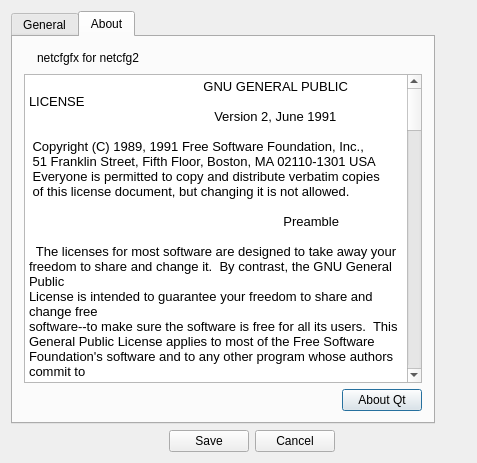
Qt form src/netcfgfx_options.ui (admiral0/netcfgfx) before a commit.
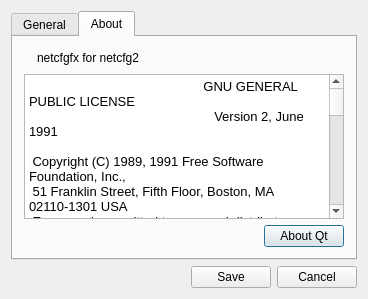
The same form after that commit. The open tabs and pages were chosen to show the change. Icons and pictures are not drawn.

Commit message: Fixed resources and some layout problems

Diff of the .ui file:
```diff
--- a/src/netcfgfx_options.ui
+++ b/src/netcfgfx_options.ui
@@ -6,10 +6,16 @@
    <rect>
     <x>0</x>
     <y>0</y>
-    <width>477</width>
-    <height>463</height>
+    <width>368</width>
+    <height>299</height>
    </rect>
   </property>
+  <property name="minimumSize">
+   <size>
+    <width>368</width>
+    <height>299</height>
+   </size>
+  </property>
   <property name="windowTitle">
    <string>Options</string>
   </property>
@@ -17,10 +23,10 @@
    <iconset resource="../resources/images.qrc">
     <normaloff>:/netcfgfx_main_icon.png</normaloff>:/netcfgfx_main_icon.png</iconset>
   </property>
-  <layout class="QFormLayout" name="formLayout">
-   <item row="0" column="0">
-    <layout class="QFormLayout" name="formLayout_2">
-     <item row="0" column="0">
+  <layout class="QVBoxLayout" name="verticalLayout_2">
+   <item>
+    <layout class="QVBoxLayout" name="verticalLayout_6">
+     <item>
       <widget class="QTabWidget" name="tabWidget">
        <property name="enabled">
         <bool>true</bool>
@@ -177,7 +183,7 @@
               <string>&lt;!DOCTYPE HTML PUBLIC &quot;-//W3C//DTD HTML 4.0//EN&quot; &quot;http://www.w3.org/TR/REC-html40/strict.dtd&quot;&gt;
 &lt;html&gt;&lt;head&gt;&lt;meta name=&quot;qrichtext&quot; content=&quot;1&quot; /&gt;&lt;style type=&quot;text/css&quot;&gt;
 p, li { white-space: pre-wrap; }
-&lt;/style&gt;&lt;/head&gt;&lt;body style=&quot; font-family:'Sans Serif'; font-size:8pt; font-weight:400; font-style:normal;&quot;&gt;
+&lt;/style&gt;&lt;/head&gt;&lt;body style=&quot; font-family:'Sans Serif'; font-size:9pt; font-weight:400; font-style:normal;&quot;&gt;
 &lt;p style=&quot; margin-top:0px; margin-bottom:0px; margin-left:0px; margin-right:0px; -qt-block-indent:0; text-indent:0px;&quot;&gt;&lt;span style=&quot; font-size:10pt;&quot;&gt;		    GNU GENERAL PUBLIC LICENSE &lt;/span&gt;&lt;/p&gt;
 &lt;p style=&quot; margin-top:0px; margin-bottom:0px; margin-left:0px; margin-right:0px; -qt-block-indent:0; text-indent:0px;&quot;&gt;&lt;span style=&quot; font-size:10pt;&quot;&gt;		       Version 2, June 1991 &lt;/span&gt;&lt;/p&gt;
 &lt;p style=&quot; margin-top:0px; margin-bottom:0px; margin-left:0px; margin-right:0px; -qt-block-indent:0; text-indent:0px;&quot;&gt;&lt;span style=&quot; font-size:10pt;&quot;&gt; &lt;/span&gt;&lt;/p&gt;
@@ -550,7 +556,7 @@
        </widget>
       </widget>
      </item>
-     <item row="1" column="0">
+     <item>
       <layout class="QHBoxLayout" name="horizontalLayout">
        <item>
         <spacer name="horizontalSpacer">
```
The commit also changes 1 other file.
